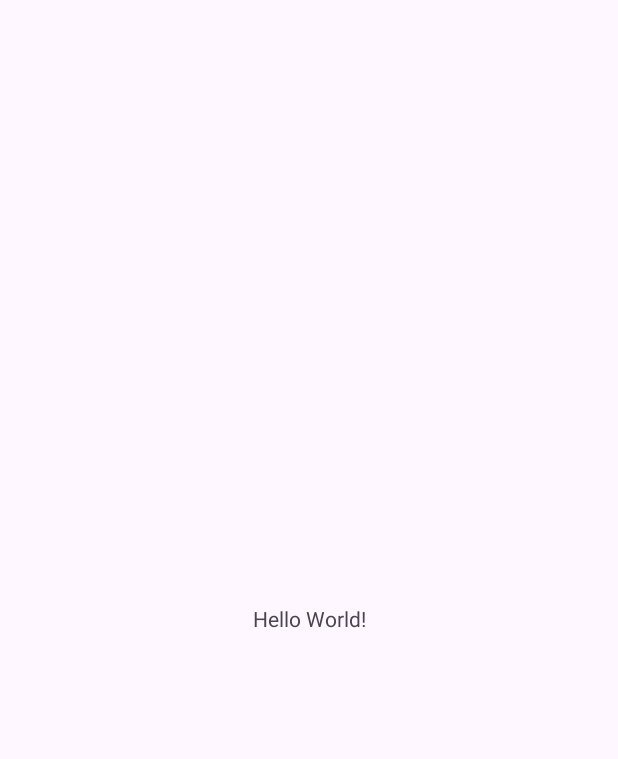
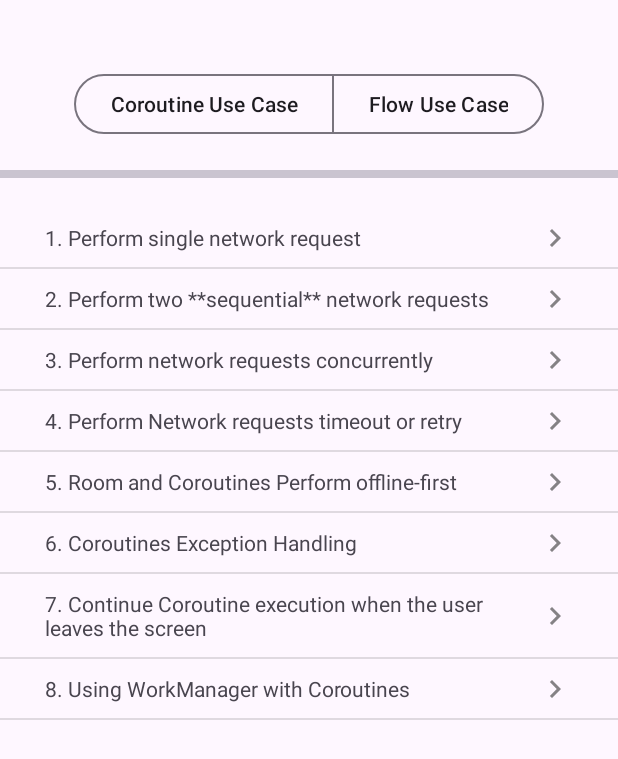
Before and after one commit to Quuanna/Kotlin_Coroutine_Flow_UseCase, an Android app: the screen it shows after launch (MainActivity), on a phone screen of 412 x 824 dp. Before the commit the part shown is almost empty. Shown: the top 759 px of the screen. Run offline under Robolectric (Android 15) with nearby library versions, the phone set to English and light mode, and no system bars.

Commit message:
建置基礎案例列表畫面

```diff
--- a/app/src/main/AndroidManifest.xml
+++ b/app/src/main/AndroidManifest.xml
@@ -13,7 +13,7 @@
         android:theme="@style/Theme.UseCase_Coroutine_And_Test"
         tools:targetApi="31">
         <activity
-            android:name=".MainActivity"
+            android:name=".ui.MainActivity"
             android:exported="true">
             <intent-filter>
                 <action android:name="android.intent.action.MAIN" />
--- a/app/src/main/java/com/example/usecase_coroutine_and_test/MainActivity.kt
+++ /dev/null
@@ -1,20 +0,0 @@
-package com.example.usecase_coroutine_and_test
-
-import android.os.Bundle
-import androidx.activity.enableEdgeToEdge
-import androidx.appcompat.app.AppCompatActivity
-import androidx.core.view.ViewCompat
-import androidx.core.view.WindowInsetsCompat
-
-class MainActivity : AppCompatActivity() {
-    override fun onCreate(savedInstanceState: Bundle?) {
-        super.onCreate(savedInstanceState)
-        enableEdgeToEdge()
-        setContentView(R.layout.activity_main)
-        ViewCompat.setOnApplyWindowInsetsListener(findViewById(R.id.main)) { v, insets ->
-            val systemBars = insets.getInsets(WindowInsetsCompat.Type.systemBars())
-            v.setPadding(systemBars.left, systemBars.top, systemBars.right, systemBars.bottom)
-            insets
-        }
-    }
-}
--- /dev/null
+++ b/app/src/main/java/com/example/usecase_coroutine_and_test/base/BaseViewModel.kt
@@ -0,0 +1,11 @@
+package com.example.usecase_coroutine_and_test.base
+
+import androidx.lifecycle.LiveData
+import androidx.lifecycle.MutableLiveData
+import androidx.lifecycle.ViewModel
+
+open class BaseViewModel<T> : ViewModel() {
+
+    fun uiState(): LiveData<T> = uiState
+    protected val uiState: MutableLiveData<T> = MutableLiveData()
+}
--- /dev/null
+++ b/app/src/main/java/com/example/usecase_coroutine_and_test/data/CoroutineUseCaseType.kt
@@ -0,0 +1,13 @@
+package com.example.usecase_coroutine_and_test.data
+
+enum class CoroutineUseCaseType(val text: String) {
+
+    USE_CASE_1("1. Perform single network request"),
+    USE_CASE_2("2. Perform two **sequential** network requests"),
+    USE_CASE_3("3. Perform network requests concurrently"),
+    USE_CASE_4("4. Perform Network requests timeout or retry"),
+    USE_CASE_5("5. Room and Coroutines Perform offline-first"),
+    USE_CASE_6("6. Coroutines Exception Handling"),
+    USE_CASE_7("7. Continue Coroutine execution when the user leaves the screen"),
+    USE_CASE_8("8. Using WorkManager with Coroutines"),
+}
--- /dev/null
+++ b/app/src/main/java/com/example/usecase_coroutine_and_test/data/FlowUseCaseType.kt
@@ -0,0 +1,4 @@
+package com.example.usecase_coroutine_and_test.data
+
+enum class FlowUseCaseType(val text: String) {
+}
--- /dev/null
+++ b/app/src/main/java/com/example/usecase_coroutine_and_test/data/GridItemDataView.kt
@@ -0,0 +1,12 @@
+package com.example.usecase_coroutine_and_test.data
+
+import androidx.annotation.ColorRes
+import androidx.annotation.DrawableRes
+
+data class GridItemDataView(
+    val title: String,
+    @DrawableRes
+    val imageRes: Int,
+    @ColorRes
+    val backgroundColor: Int
+)
--- /dev/null
+++ b/app/src/main/java/com/example/usecase_coroutine_and_test/ui/MainActivity.kt
@@ -0,0 +1,64 @@
+package com.example.usecase_coroutine_and_test.ui
+
+import android.os.Bundle
+import android.view.View
+import android.widget.LinearLayout
+import androidx.activity.viewModels
+import androidx.appcompat.app.AppCompatActivity
+import androidx.recyclerview.widget.DividerItemDecoration
+import androidx.recyclerview.widget.LinearLayoutManager
+import com.example.usecase_coroutine_and_test.R
+import com.example.usecase_coroutine_and_test.data.CoroutineUseCaseType
+import com.example.usecase_coroutine_and_test.data.FlowUseCaseType
+import com.example.usecase_coroutine_and_test.ui.adapter.MainAdapter
+import com.example.usecase_coroutine_and_test.databinding.ActivityMainBinding
+import com.example.usecase_coroutine_and_test.ui.viewModel.MainViewModel
+import com.google.android.material.button.MaterialButtonToggleGroup
+
+class MainActivity : AppCompatActivity() {
+
+    private val binding by lazy { ActivityMainBinding.inflate(layoutInflater) }
+    private lateinit var myAdapter: MainAdapter
+    private val viewModel: MainViewModel by viewModels()
+
+    override fun onCreate(savedInstanceState: Bundle?) {
+        super.onCreate(savedInstanceState)
+        setContentView(binding.root)
+        // viewModel
+        // observable
+        initView()
+    }
+
+    private fun initView() {
+        myAdapter = MainAdapter(CoroutineUseCaseType.entries.toMutableList())
+        binding.recyclerView.apply {
+            adapter = myAdapter
+            layoutManager = LinearLayoutManager(this@MainActivity)
+            addItemDecoration(DividerItemDecoration(this@MainActivity, LinearLayout.VERTICAL))
+        }
+        binding.toggleButton.addOnButtonCheckedListener(toggleButtonCheckedListener())
+        myAdapter.addItemOnClickListener(::adapterItemOnClickListener)
+    }
+
+    private fun toggleButtonCheckedListener() =
+        MaterialButtonToggleGroup.OnButtonCheckedListener { _, checkedId, isChecked ->
+            when {
+                checkedId == R.id.toggleButton1 && isChecked -> {
+                    myAdapter.updateList(CoroutineUseCaseType.entries.toMutableList())
+                }
+
+                checkedId == R.id.toggleButton2 && isChecked -> {
+                    myAdapter.updateList(FlowUseCaseType.entries.toMutableList())
+                }
+            }
+        }
+
+    private fun adapterItemOnClickListener() = View.OnClickListener {
+        // TODO to UseCase Page
+    }
+
+    override fun onDestroy() {
+        super.onDestroy()
+        binding.toggleButton.removeOnButtonCheckedListener(toggleButtonCheckedListener())
+    }
+}
--- /dev/null
+++ b/app/src/main/java/com/example/usecase_coroutine_and_test/ui/adapter/MainAdapter.kt
@@ -0,0 +1,55 @@
+package com.example.usecase_coroutine_and_test.ui.adapter
+
+import android.view.LayoutInflater
+import android.view.View
+import android.view.ViewGroup
+import androidx.recyclerview.widget.RecyclerView
+import com.example.usecase_coroutine_and_test.data.CoroutineUseCaseType
+import com.example.usecase_coroutine_and_test.data.FlowUseCaseType
+import com.example.usecase_coroutine_and_test.databinding.ItemGridViewBinding
+
+class MainAdapter(private var itemDataList: MutableList<Any>) :
+    RecyclerView.Adapter<MainAdapter.MyViewHolder>() {
+
+    private var itemOnClickListener: (() -> View.OnClickListener)? = null
+
+    fun addItemOnClickListener(itemOnClickListener: (() -> View.OnClickListener)) {
+        this.itemOnClickListener = itemOnClickListener
+    }
+
+    fun updateList(list: MutableList<Any>) {
+        itemDataList.addAll(list)
+        notifyDataSetChanged()
+    }
+
+    override fun getItemCount(): Int = itemDataList.size
+
+    override fun onCreateViewHolder(parent: ViewGroup, viewType: Int): MyViewHolder {
+        return MyViewHolder(
+            ItemGridViewBinding.inflate(
+                LayoutInflater.from(parent.context),
+                parent,
+                false
+            )
+        )
+    }
+
+    override fun onBindViewHolder(holder: MyViewHolder, position: Int) = holder.bind()
+
+    inner class MyViewHolder(private val binding: ItemGridViewBinding) :
+        RecyclerView.ViewHolder(binding.root) {
+        fun bind() {
+
+            val coroutineUseCaseType = itemDataList[adapterPosition] as? CoroutineUseCaseType
+            val flowUseCaseType = itemDataList[adapterPosition] as? FlowUseCaseType
+
+            binding.tvTitle.text = when {
+                coroutineUseCaseType != null -> coroutineUseCaseType.text
+                flowUseCaseType != null -> flowUseCaseType.text
+                else -> ""
+            }
+
+            itemView.setOnClickListener(itemOnClickListener?.invoke())
+        }
+    }
+}
--- /dev/null
+++ b/app/src/main/java/com/example/usecase_coroutine_and_test/ui/viewModel/MainViewModel.kt
@@ -0,0 +1,6 @@
+package com.example.usecase_coroutine_and_test.ui.viewModel
+
+import androidx.lifecycle.ViewModel
+
+class MainViewModel() : ViewModel() {
+}
--- /dev/null
+++ b/app/src/main/res/drawable-anydpi/ic_arrow_right.xml
@@ -0,0 +1,12 @@
+<vector xmlns:android="http://schemas.android.com/apk/res/android"
+    android:width="24dp"
+    android:height="24dp"
+    android:viewportWidth="24"
+    android:viewportHeight="24"
+    android:tint="#333333"
+    android:alpha="0.6"
+    android:autoMirrored="true">
+  <path
+      android:fillColor="@android:color/white"
+      android:pathData="M8.59,16.59L13.17,12 8.59,7.41 10,6l6,6 -6,6 -1.41,-1.41z"/>
+</vector>
--- a/app/src/main/res/layout/activity_main.xml
+++ b/app/src/main/res/layout/activity_main.xml
@@ -5,15 +5,57 @@
     android:id="@+id/main"
     android:layout_width="match_parent"
     android:layout_height="match_parent"
-    tools:context=".MainActivity">
+    tools:context=".ui.MainActivity">
 
-    <TextView
+
+    <com.google.android.material.button.MaterialButtonToggleGroup
+        android:id="@+id/toggleButton"
         android:layout_width="wrap_content"
         android:layout_height="wrap_content"
-        android:text="Hello World!"
+        android:layout_marginVertical="10dp"
+        app:layout_constraintBottom_toTopOf="@id/recyclerView"
+        app:layout_constraintEnd_toEndOf="parent"
+        app:layout_constraintStart_toStartOf="parent"
+        app:layout_constraintTop_toTopOf="parent"
+        app:singleSelection="true"
+        app:selectionRequired="true" >
+
+        <Button
+            android:id="@+id/toggleButton1"
+            style="?attr/materialButtonOutlinedStyle"
+            android:layout_width="wrap_content"
+            android:layout_height="wrap_content"
+            android:text="@string/coroutine_use_case" />
+
+        <Button
+            android:id="@+id/toggleButton2"
+            style="?attr/materialButtonOutlinedStyle"
+            android:layout_width="wrap_content"
+            android:layout_height="wrap_content"
+            android:text="@string/flow_use_case" />
+
+
+    </com.google.android.material.button.MaterialButtonToggleGroup>
+
+    <com.google.android.material.divider.MaterialDivider
+        android:id="@+id/divider"
+        android:layout_width="match_parent"
+        android:layout_height="5dp"
+        android:layout_marginVertical="20dp"
+        app:layout_constraintBottom_toTopOf="@id/recyclerView"
+        app:layout_constraintEnd_toEndOf="parent"
+        app:layout_constraintStart_toStartOf="parent"
+        app:layout_constraintTop_toBottomOf="@id/toggleButton" />
+
+    <androidx.recyclerview.widget.RecyclerView
+        android:id="@+id/recyclerView"
+        android:layout_width="match_parent"
+        android:layout_height="0dp"
         app:layout_constraintBottom_toBottomOf="parent"
         app:layout_constraintEnd_toEndOf="parent"
         app:layout_constraintStart_toStartOf="parent"
-        app:layout_constraintTop_toTopOf="parent" />
+        app:layout_constraintTop_toBottomOf="@id/divider"
+        tools:itemCount="2"
+        tools:listitem="@layout/item_grid_view" />
 
 </androidx.constraintlayout.widget.ConstraintLayout>
--- /dev/null
+++ b/app/src/main/res/layout/item_grid_view.xml
@@ -0,0 +1,32 @@
+<?xml version="1.0" encoding="utf-8"?>
+<androidx.constraintlayout.widget.ConstraintLayout xmlns:android="http://schemas.android.com/apk/res/android"
+    xmlns:app="http://schemas.android.com/apk/res-auto"
+    xmlns:tools="http://schemas.android.com/tools"
+    android:layout_width="match_parent"
+    android:layout_height="wrap_content"
+    android:paddingHorizontal="20dp">
+
+    <TextView
+        android:id="@+id/tvTitle"
+        android:layout_width="0dp"
+        android:layout_height="wrap_content"
+        android:padding="10dp"
+        app:layout_constraintBottom_toBottomOf="parent"
+        app:layout_constraintEnd_toStartOf="@id/imageBtnOpen"
+        app:layout_constraintStart_toStartOf="parent"
+        app:layout_constraintTop_toTopOf="parent"
+        tools:text="測試文字" />
+
+    <ImageButton
+        android:id="@+id/imageBtnOpen"
+        android:layout_width="wrap_content"
+        android:layout_height="wrap_content"
+        android:src="@drawable/ic_arrow_right"
+        android:background="@android:color/transparent"
+        android:layout_marginHorizontal="10dp"
+        app:layout_constraintBottom_toBottomOf="parent"
+        app:layout_constraintEnd_toEndOf="parent"
+        app:layout_constraintStart_toEndOf="@id/tvTitle"
+        app:layout_constraintTop_toTopOf="parent" />
+
+</androidx.constraintlayout.widget.ConstraintLayout>
--- a/app/src/main/res/values/strings.xml
+++ b/app/src/main/res/values/strings.xml
@@ -1,3 +1,5 @@
 <resources>
     <string name="app_name">UseCase_Coroutine_And_Test</string>
+    <string name="coroutine_use_case">Coroutine Use Case</string>
+    <string name="flow_use_case">Flow Use Case</string>
 </resources>
```
Also changed, not shown: app/src/main/res/drawable-hdpi/ic_arrow_right.png (added), app/src/main/res/drawable-mdpi/ic_arrow_right.png (added), app/src/main/res/drawable-xhdpi/ic_arrow_right.png (added), app/src/main/res/drawable-xxhdpi/ic_arrow_right.png (added), 1 other file.
